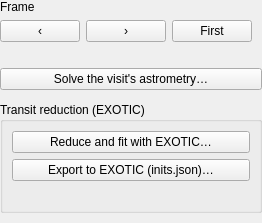
Qt form nightscribe/gui/ui/ufe_visit_panel.ui (irydeo/nightscribe) before a commit.
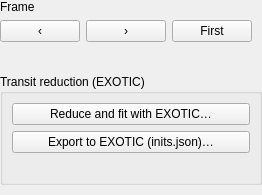
The same form after that commit.

Commit message: workbench: "Solve the visit…" moves to the top bar, next to "Solve astrometry…"

Patch:
```diff
--- a/nightscribe/gui/ui/ufe_visit_panel.ui
+++ b/nightscribe/gui/ui/ufe_visit_panel.ui
@@ -31,12 +31,6 @@
     </layout>
    </item>
    <item><widget class="QLabel" name="lbl_frame_file"><property name="text"><string/></property><property name="wordWrap"><bool>true</bool></property></widget></item>
-   <item>
-    <widget class="QPushButton" name="btn_solve_visit">
-     <property name="toolTip"><string>Astronomy of the whole visit in one go: it is what the visit's PRODUCTS need (the astrometry report and the EXOTIC reduction of a transit), not the series, which measures on the reference plate and registers the rest. A visit is one field, so the project's own coordinates point the solver at it: each frame takes a moment instead of a minute of searching the sky. Frames that already carry a WCS are skipped, and the solution is written into each FITS (needs “Save the solved WCS in the FITS” in Settings)</string></property>
-     <property name="text"><string>Solve the visit's astrometry…</string></property>
-    </widget>
-   </item>
    <item><widget class="QWidget" name="ph_series"/></item>
    <item>
     <widget class="QGroupBox" name="grp_exotic">
```
The commit also changes 8 other files.
